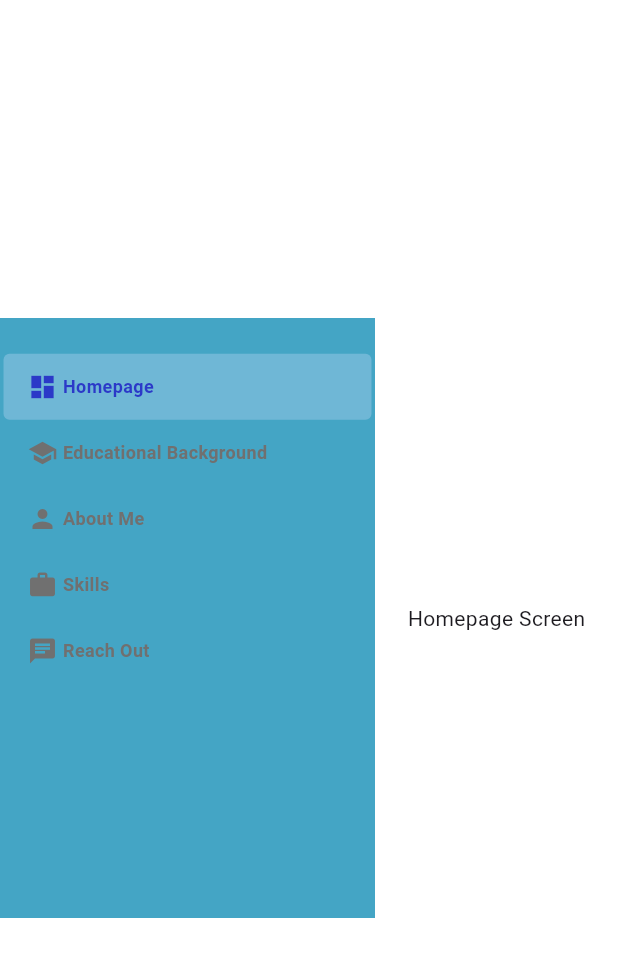
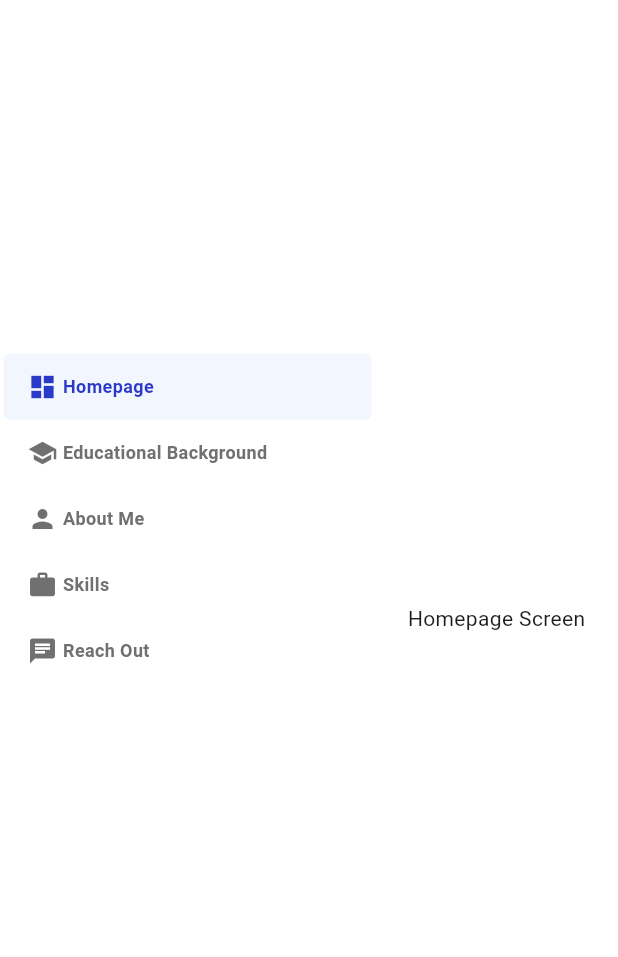
Before and after one commit to Khaloyyy/khaloy_portfolio, a Flutter app: the screen it shows after launch, on a phone screen of 412 x 824 dp. Shown: the top 957 px of the screen. Run offline on Flutter 3.47's test engine with Material 3 defaults, Android fonts, the phone set to English and light mode, and no system bars; our stand-ins replace auto_route, flutter_native_splash, flutter_riverpod, flutter_screenutil, riverpod_annotation, url_strategy; missing offline and left inert: animated_snack_bar, supertokens_flutter; Roboto replaces fonts that are missing (Poppins-Regular).

Commit message:
Update utol_sider_bar_template.dart

```diff
--- a/lib/core/common/widgets/sidebar/utol_sider_bar_template.dart
+++ b/lib/core/common/widgets/sidebar/utol_sider_bar_template.dart
@@ -42,8 +42,8 @@ class _UtolSideNavigationBarState extends State<UtolSideNavigationBar> {
       width: 250,
       height: 400,
       child: Drawer(
-        elevation: 0,
-        backgroundColor: const Color.fromARGB(255, 68, 165, 197),
+        elevation: 3,
+        backgroundColor: const Color.fromARGB(0, 68, 165, 197),
         shape: const RoundedRectangleBorder(),
         child: Column(
           children: <Widget>[
```
